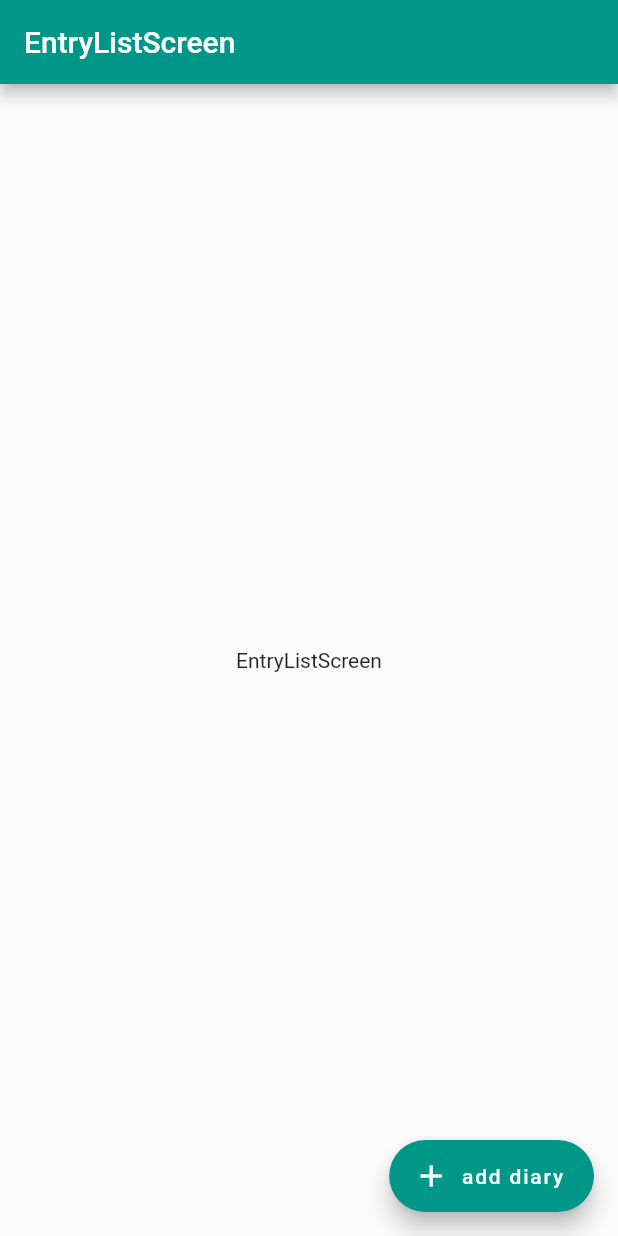
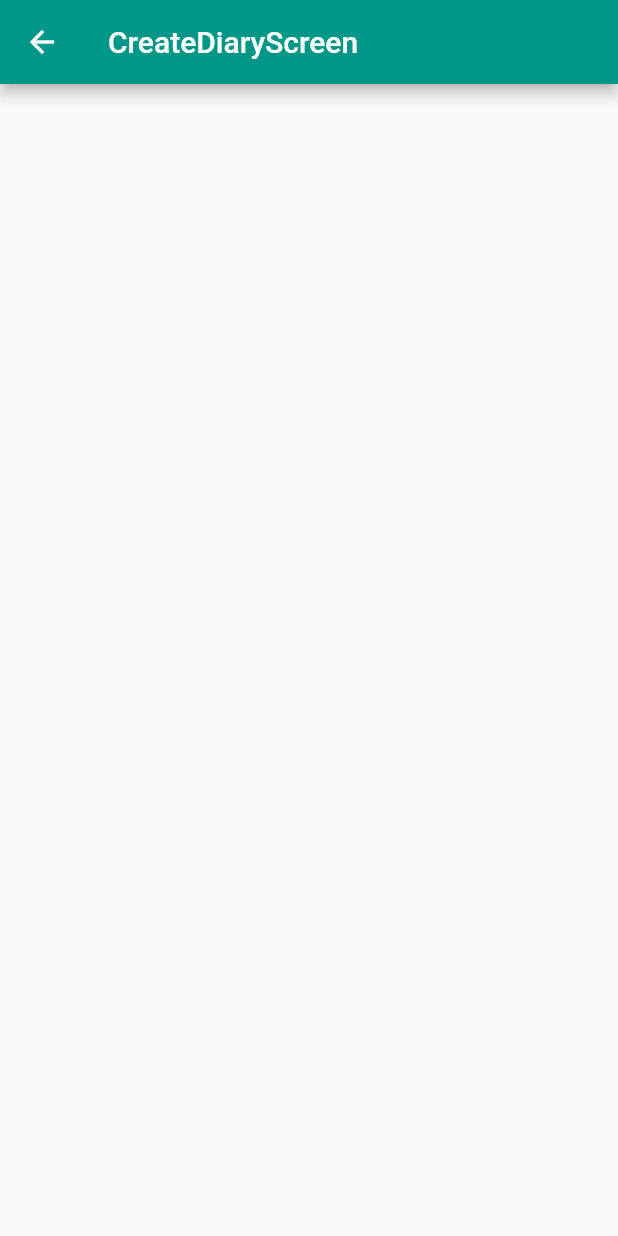
Before and after one commit to rmakiyama/flutter-playground, a Flutter app: the EntryListScreen screen opened directly, after a tap on "add diary", on a phone screen of 412 x 824 dp. Run offline on Flutter 3.47's test engine with Material 2 defaults, Android fonts, the phone set to English and light mode, and no system bars.

Commit message:
add navigate to create screen

```diff
--- /dev/null
+++ b/lib/ui/screens/create_entry_screen.dart
@@ -0,0 +1,12 @@
+import 'package:flutter/material.dart';
+
+class CreateEntryScreen extends StatelessWidget {
+  @override
+  Widget build(BuildContext context) {
+    return Scaffold(
+      appBar: AppBar(
+        title: Text("CreateDiaryScreen"),
+      ),
+    );
+  }
+}
--- a/lib/ui/screens/entry_list_screen.dart
+++ b/lib/ui/screens/entry_list_screen.dart
@@ -1,4 +1,5 @@
 import 'package:flutter/material.dart';
+import 'package:flutterplayground/ui/screens/create_entry_screen.dart';
 
 class EntryListScreen extends StatelessWidget {
   @override
@@ -9,7 +10,12 @@ class EntryListScreen extends StatelessWidget {
       ),
       floatingActionButton: FloatingActionButton.extended(
         onPressed: () {
-          print("EntryListScreen");
+          Navigator.push(
+            context,
+            MaterialPageRoute(
+              builder: (context) => CreateEntryScreen(),
+            ),
+          );
         },
         icon: Icon(Icons.add),
         label: Text("add diary"),
```
